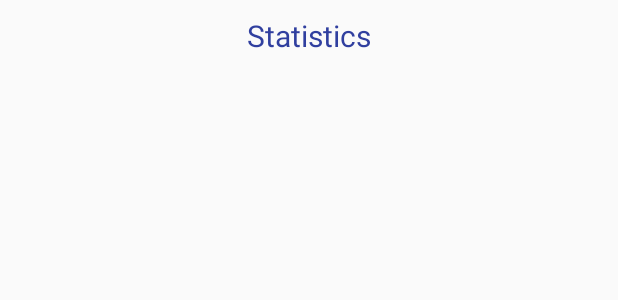
After one commit to markmarics/HowmuchdoIcost, an Android app: the layout activity_statistics.xml on its own in the app's theme, with its tools: preview values and no code run, on a phone screen of 412 x 824 dp. The commit adds this screen. Shown: the top 300 px of the screen. Run offline under Robolectric (Android 15) with nearby library versions, the phone set to English and light mode, and no system bars.

Commit message:
Statistics activity added, in progress

```diff
--- /dev/null
+++ b/app/src/main/res/layout/activity_statistics.xml
@@ -0,0 +1,26 @@
+<?xml version="1.0" encoding="utf-8"?>
+<LinearLayout xmlns:android="http://schemas.android.com/apk/res/android"
+    xmlns:app="http://schemas.android.com/apk/res-auto"
+    xmlns:tools="http://schemas.android.com/tools"
+    android:layout_width="match_parent"
+    android:layout_height="match_parent"
+    android:orientation="horizontal"
+    tools:context="hu.uniobuda.nik.howmuchdoicost.activity.StatisticsActivity">
+
+    <android.support.v7.widget.AppCompatTextView
+        android:layout_width="match_parent"
+        android:layout_height="wrap_content"
+        android:text="Statistics"
+        android:gravity="center_horizontal"
+        android:textSize="20sp"
+        android:textColor="@color/colorPrimaryDark"
+        android:layout_margin="10dp"/>
+
+    <ListView
+        android:id="@+id/transactionListView"
+        android:layout_width="match_parent"
+        android:layout_height="wrap_content">
+
+    </ListView>
+
+</LinearLayout>
```
Also changed, not shown: app/src/main/AndroidManifest.xml (+5 -9 lines), app/src/main/java/hu/uniobuda/nik/howmuchdoicost/MainActivity.java (+16 -1 lines), app/src/main/java/hu/uniobuda/nik/howmuchdoicost/activity/StatisticsActivity.java (added, +24 -0 lines).
